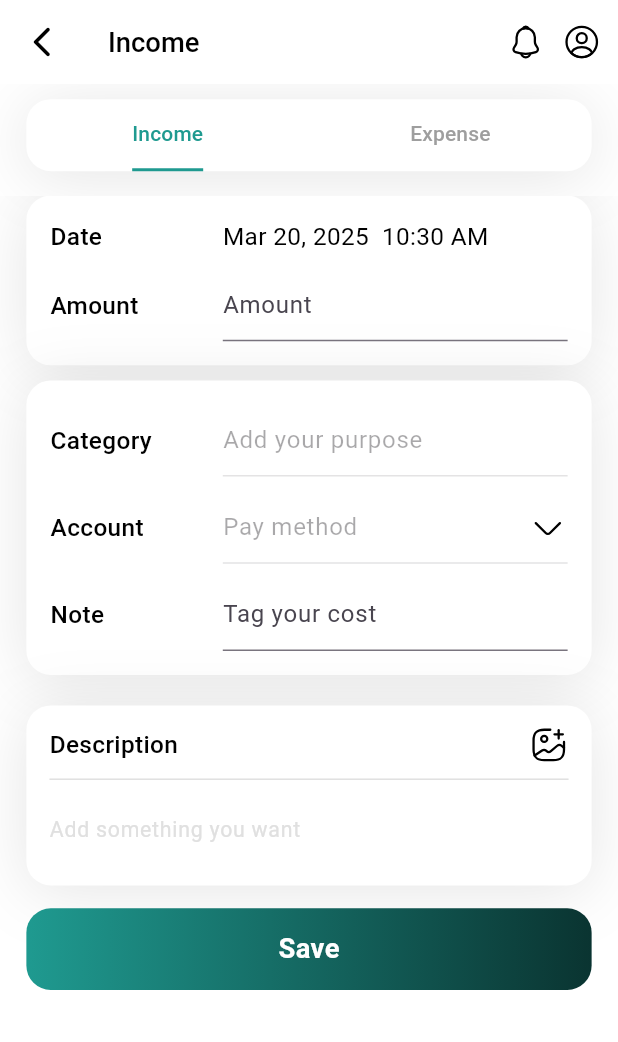
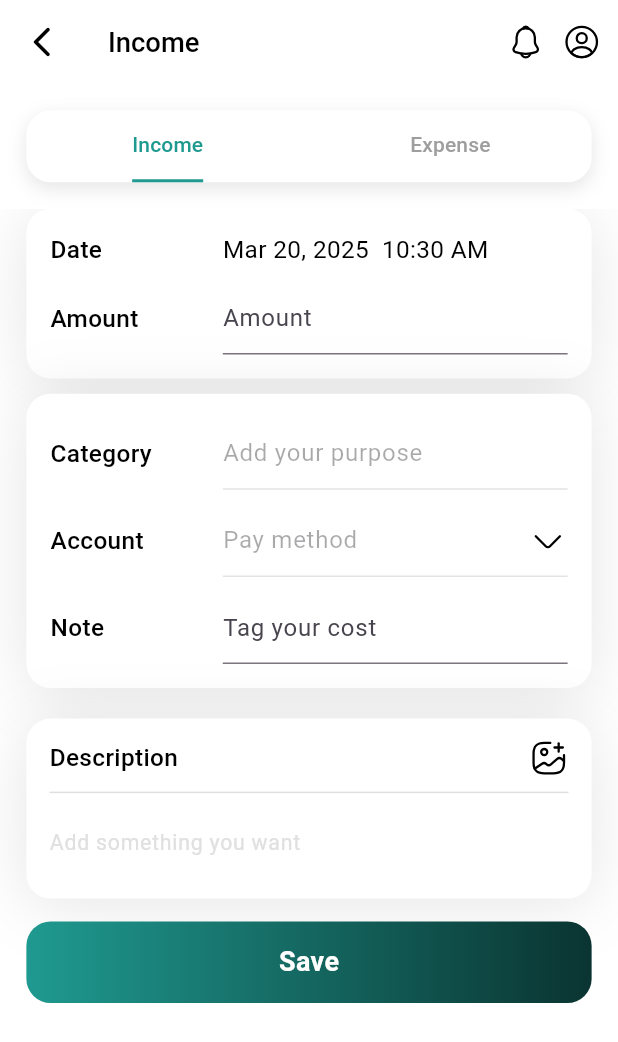
Before and after one commit to Joint-Venture-AI/financial_ai, a Flutter app: the AddScreen screen opened directly, on a phone screen of 412 x 824 dp. Shown: the top 1042 px of the screen. Run offline on Flutter 3.47's test engine with Material 3 defaults, Android fonts, the phone set to English and light mode, and no system bars; our stand-ins replace dots_indicator, fl_chart, flutter_otp_text_field, flutter_screenutil, flutter_svg, get and 4 more; project files that could hold a hidden picture were left out.

Commit message:
fixed bugs

```diff
--- a/lib/core/utils/app_styles.dart
+++ b/lib/core/utils/app_styles.dart
@@ -26,20 +26,20 @@ class AppStyles extends GetxController {
 
   ///text_styles
   static TextStyle largeText = TextStyle(
-    fontSize: 40.sp,
+    fontSize: 40,
     color: Colors.black,
     fontWeight: FontWeight.w800,
   );
 
   static TextStyle mediumText = TextStyle(
-    fontSize: 18.sp,
+    fontSize: 18,
     color: Colors.black,
     fontWeight: FontWeight.w500,
   );
 
   static TextStyle smallText = TextStyle(
-    fontSize: 16.sp,
-    color: Colors.black,
+    fontSize: 16,
+    color: Colors.white,
     fontWeight: FontWeight.w400,
   );
 }
--- a/lib/views/screens/add/add_screen.dart
+++ b/lib/views/screens/add/add_screen.dart
@@ -3,11 +3,9 @@ import 'package:financial_ai_mobile/core/helper/widget_helper.dart';
 import 'package:financial_ai_mobile/core/utils/app_styles.dart';
 import 'package:financial_ai_mobile/views/screens/add/components/add_expense_section.dart';
 import 'package:financial_ai_mobile/views/screens/add/components/add_income_section.dart';
-import 'package:financial_ai_mobile/views/screens/home/subs_screen/accounts/components/income_section.dart';
 import 'package:flutter/material.dart';
 import 'package:flutter_screenutil/flutter_screenutil.dart';
 import 'package:get/get.dart';
-import 'package:get/get_core/src/get_main.dart';
 
 class AddScreen extends StatefulWidget {
   const AddScreen({super.key});
@@ -19,7 +17,6 @@ class AddScreen extends StatefulWidget {
 class _AddScreenState extends State<AddScreen>
     with SingleTickerProviderStateMixin {
   late TabController _tabController;
-
   final _addDataController = Get.find<AddDataController>();
   final List<String> tabTitles = ['Income', 'Expense'];
 
@@ -28,15 +25,18 @@ class _AddScreenState extends State<AddScreen>
     super.initState();
     _tabController = TabController(length: 2, vsync: this);
     _tabController.addListener(() {
+      if (_tabController.indexIsChanging) {
         _addDataController.selectedTab.value = tabTitles[_tabController.index];
+      }
     });
-    // Initialize with the first tab title
     _addDataController.selectedTab.value = tabTitles[0];
   }
 
   @override
   void dispose() {
+    if (mounted) {
       _tabController.dispose();
+    }
     super.dispose();
   }
 
@@ -54,95 +54,54 @@ class _AddScreenState extends State<AddScreen>
           isCenter: false,
           showActions: true,
         ),
-        body: Column(
-          crossAxisAlignment: CrossAxisAlignment.start,
-          children: [
-            Expanded(
-              // Add Expanded here to constrain the container's height
-              child: Container(
-                decoration: BoxDecoration(
-                  color: Colors.white,
-                  borderRadius: BorderRadius.circular(12.r),
-                ),
+        body: SafeArea(
           child: Column(
             crossAxisAlignment: CrossAxisAlignment.start,
             children: [
-                    Padding(
-                      padding: EdgeInsets.only(
-                        left: 16.w,
-                        right: 16.w,
-                        top: 10.h,
-                      ),
-                      child: Container(
+              Container(
+                margin: EdgeInsets.all(16.w),
                 decoration: BoxDecoration(
-                          color: Colors.white, // White background
+                  color: Colors.white,
                   borderRadius: BorderRadius.circular(16.r),
                   boxShadow: [
                     BoxShadow(
-                              blurRadius: 36,
-                              color: Colors.black.withOpacity(
-                                0.1,
-                              ), // More visible shadow
-                              offset: const Offset(
-                                0,
-                                4,
-                              ), // Slight offset for better effect
+                      blurRadius: 10,
+                      color: Colors.black.withOpacity(0.1),
+                      offset: const Offset(0, 4),
                     ),
                   ],
                 ),
                 child: TabBar(
+                  dividerColor: Colors.transparent,
                   controller: _tabController,
-                          dividerColor: Colors.transparent,
                   labelColor:
-                              _addDataController.selectedTab.value.contains(
-                                    'Expense',
-                                  )
+                      _addDataController.selectedTab.value.contains('Expense')
                           ? AppStyles.redColor
-                                  : AppStyles.primaryColor, // Active tab color
-                          unselectedLabelColor:
-                              Colors.grey, // Inactive tab color
+                          : AppStyles.primaryColor,
+                  unselectedLabelColor: Colors.grey,
                   indicator: UnderlineTabIndicator(
-                            // Use UnderlineTabIndicator
                     borderSide: BorderSide(
-                              width: 2.0, // Adjust thickness as needed
-
+                      width: 2.0,
                       color:
                           _addDataController.selectedTab.value.contains(
                                 'Expense',
                               )
                               ? AppStyles.redColor
-                                      : AppStyles
-                                          .primaryColor, // Indicator color
-                            ),
-                            insets:
-                                EdgeInsets.zero, // Remove any default insets
-                          ),
-                          tabs: [
-                            Expanded(child: Tab(text: 'Income')),
-                            Expanded(child: Tab(text: 'Expense')),
-                          ],
+                              : AppStyles.primaryColor,
                     ),
                   ),
+                  tabs: [Tab(text: 'Income'), Tab(text: 'Expense')],
                 ),
-                    SizedBox(height: 16.h), // Spacing after tab bar
+              ),
               Expanded(
-                      // Keep Expanded here
                 child: TabBarView(
                   controller: _tabController,
-                        children: [
-                          // Content for Income Tab
-                          AddIncomeSection(),
-                          AddExpenseSection(),
-                          // Content for Expense Tab
-                        ],
+                  children: [AddIncomeSection(), AddExpenseSection()],
                 ),
               ),
             ],
           ),
         ),
-            ),
-          ],
-        ),
       );
     });
   }
--- a/lib/views/screens/on_boarding/components/board_1.dart
+++ b/lib/views/screens/on_boarding/components/board_1.dart
@@ -1,10 +1,9 @@
 import 'package:financial_ai_mobile/core/utils/app_styles.dart';
-import 'package:flutter/cupertino.dart';
 import 'package:flutter/material.dart';
 import 'package:flutter_screenutil/flutter_screenutil.dart';
 
 class BoardOneView extends StatelessWidget {
-  const BoardOneView({super.key});
+  const BoardOneView({Key? key}) : super(key: key);
 
   @override
   Widget build(BuildContext context) {
@@ -17,7 +16,6 @@ class BoardOneView extends StatelessWidget {
           Text(
             'Your Financial Journey Starts Here!',
             textAlign: TextAlign.center,
-
             style: AppStyles.largeText,
           ),
         ],
--- a/lib/views/screens/on_boarding/components/board_2.dart
+++ b/lib/views/screens/on_boarding/components/board_2.dart
@@ -1,10 +1,9 @@
 import 'package:financial_ai_mobile/core/utils/app_styles.dart';
-import 'package:flutter/cupertino.dart';
 import 'package:flutter/material.dart';
 import 'package:flutter_screenutil/flutter_screenutil.dart';
 
 class BoardTwoView extends StatelessWidget {
-  const BoardTwoView({super.key});
+  const BoardTwoView({Key? key}) : super(key: key);
 
   @override
   Widget build(BuildContext context) {
@@ -17,7 +16,6 @@ class BoardTwoView extends StatelessWidget {
           Text(
             'Unlock the Power of Smart Money Management!',
             textAlign: TextAlign.center,
-
             style: AppStyles.largeText,
           ),
         ],
```
Also changed, not shown: lib/views/screens/home/home_screen.dart (+19 -8 lines), lib/views/screens/home/subs_screen/courses/courses_screen.dart (+18 -8 lines), lib/views/screens/on_boarding/components/board_3.dart (+3 -4 lines), lib/views/screens/on_boarding/on_board_screen.dart (+5 -7 lines). Lines whose indentation alone changed are shown as unchanged.
